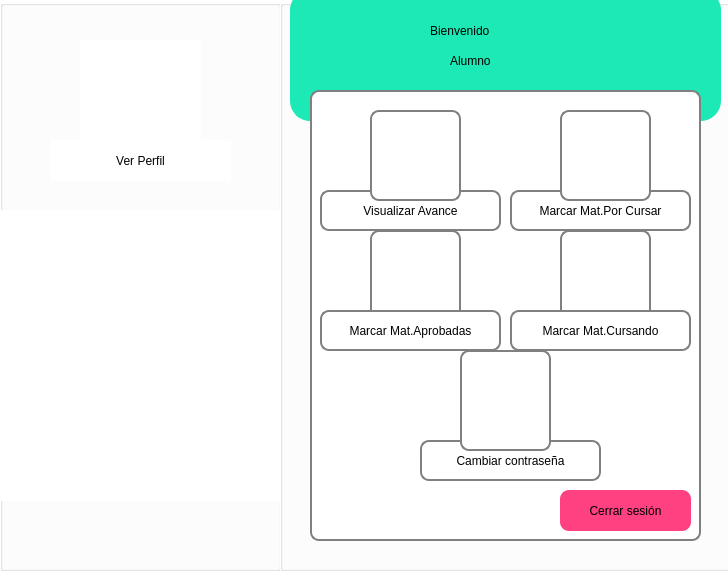
The window that SCS/alumno.ui (sagarme17/SCS) describes before a commit, drawn with Qt 5.
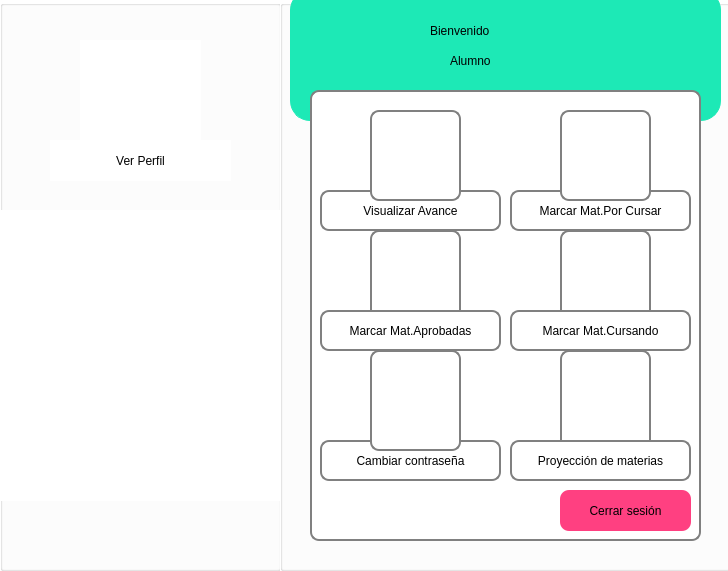
The same window after the commit. Icons and pictures are not drawn.

Commit message: Visualizar materias y modificación en alumno.

Diff of the .ui file:
```diff
--- a/SCS/alumno.ui
+++ b/SCS/alumno.ui
@@ -265,7 +265,7 @@
     <widget class="QLabel" name="Cambiar_Contrasena">
      <property name="geometry">
       <rect>
-       <x>110</x>
+       <x>10</x>
        <y>350</y>
        <width>181</width>
        <height>41</height>
@@ -351,7 +351,7 @@
     <widget class="QLabel" name="Contrasena">
      <property name="geometry">
       <rect>
-       <x>150</x>
+       <x>60</x>
        <y>260</y>
        <width>91</width>
        <height>101</height>
@@ -370,7 +370,7 @@
     <widget class="QPushButton" name="Cambio_al">
      <property name="geometry">
       <rect>
-       <x>150</x>
+       <x>60</x>
        <y>270</y>
        <width>91</width>
        <height>81</height>
@@ -543,6 +543,64 @@
       <string/>
      </property>
     </widget>
+    <widget class="QLabel" name="Avance_2">
+     <property name="geometry">
+      <rect>
+       <x>250</x>
+       <y>260</y>
+       <width>91</width>
+       <height>101</height>
+      </rect>
+     </property>
+     <property name="text">
+      <string/>
+     </property>
+     <property name="pixmap">
+      <pixmap resource="SRC.qrc">:/Images/checklist_25365.png</pixmap>
+     </property>
+     <property name="scaledContents">
+      <bool>true</bool>
+     </property>
+    </widget>
+    <widget class="QLabel" name="Visualizar_Avance_2">
+     <property name="geometry">
+      <rect>
+       <x>200</x>
+       <y>350</y>
+       <width>181</width>
+       <height>41</height>
+      </rect>
+     </property>
+     <property name="styleSheet">
+      <string notr="true">font: 75 12pt &quot;Berlin Sans FB Demi&quot;;</string>
+     </property>
+     <property name="text">
+      <string>Proyección de materias</string>
+     </property>
+     <property name="alignment">
+      <set>Qt::AlignCenter</set>
+     </property>
+    </widget>
+    <widget class="QPushButton" name="Cambio_al_6">
+     <property name="geometry">
+      <rect>
+       <x>250</x>
+       <y>270</y>
+       <width>91</width>
+       <height>81</height>
+      </rect>
+     </property>
+     <property name="styleSheet">
+      <string notr="true">
+       background:transparent;
+       border:none;
+       outline:none;
+</string>
+     </property>
+     <property name="text">
+      <string/>
+     </property>
+    </widget>
    </widget>
    <widget class="QLabel" name="label_2">
     <property name="geometry">
```
The commit also changes 6 other files.
